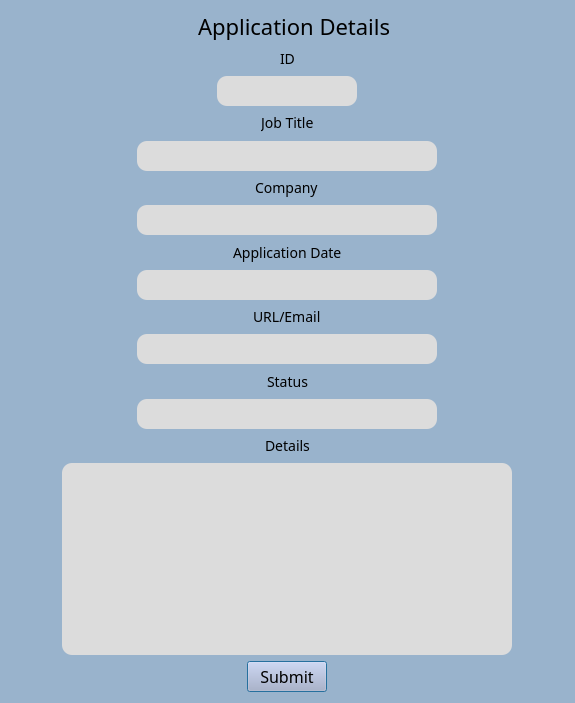
Before: the Qt Designer form ui/detailsdialog.ui in xbandrade/my-jobz, drawn with Qt 5.
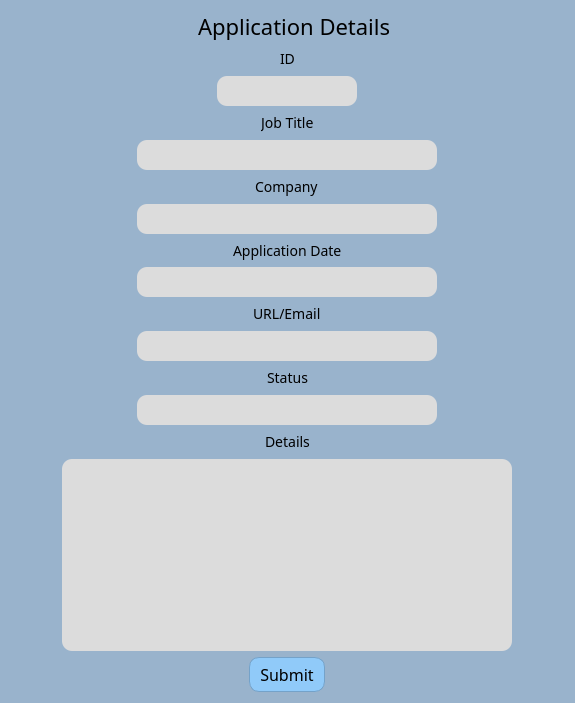
After: the same form once the commit is applied. Icons and pictures are not drawn.

```diff
--- a/ui/detailsdialog.ui
+++ b/ui/detailsdialog.ui
@@ -310,6 +310,23 @@
          <pointsize>12</pointsize>
         </font>
        </property>
+       <property name="styleSheet">
+        <string notr="true">
+QPushButton {
+	background-color: #90CAF9 ;
+	border-radius: 10px;
+ 	padding: 5px 10px; 
+	border: 1px solid #74A2C9;
+}
+
+QPushButton:hover {
+    background-color: #64B5F6; 
+}
+
+QPushButton:pressed {
+    background-color: #42A5F5; 
+}</string>
+       </property>
        <property name="text">
         <string>Submit</string>
        </property>
```
Left out of the diff: 2 changed lines with no effect on the pictures.
